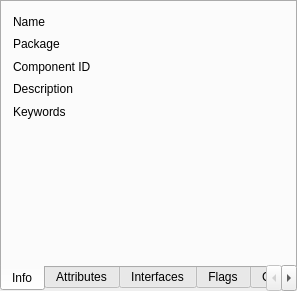
Qt form Include/icmpstr/CAttributeEditorComp.ui (ImagingTools/Acf) before a commit.
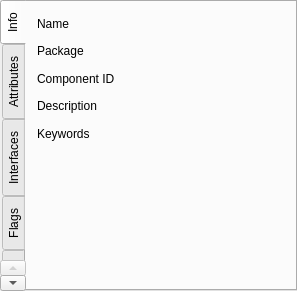
The same form after that commit.

What changed in the file:
```diff
--- a/Include/icmpstr/CAttributeEditorComp.ui
+++ b/Include/icmpstr/CAttributeEditorComp.ui
@@ -22,7 +22,7 @@
    <item>
     <widget class="QTabWidget" name="MainTab" >
      <property name="tabPosition" >
-      <enum>QTabWidget::South</enum>
+      <enum>QTabWidget::West</enum>
      </property>
      <property name="currentIndex" >
       <number>0</number>
```
